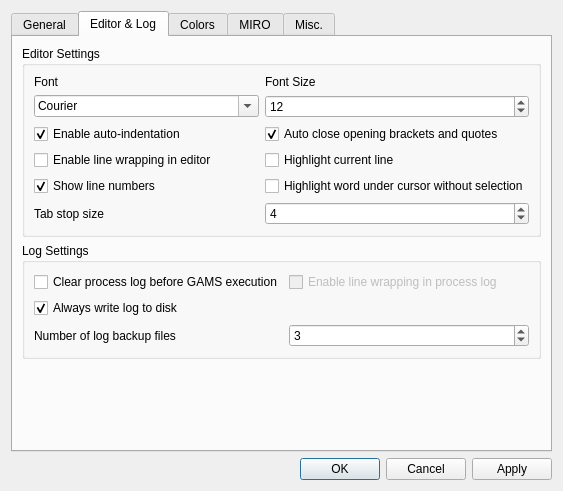
First picture: the form in src/settingsdialog.ui, repository GAMS-dev/studio, before the edit.
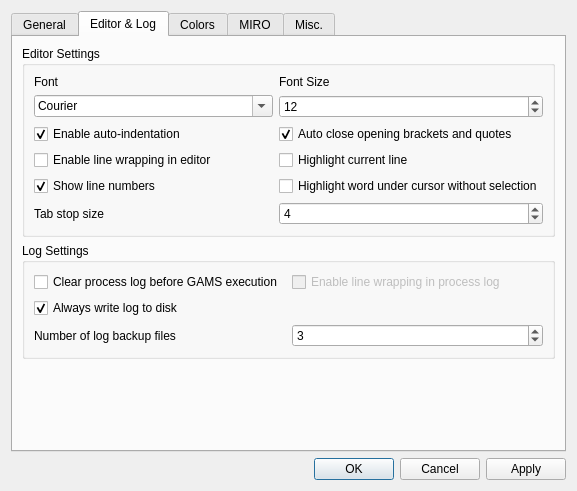
Second picture: the form after the edit. The open tabs and pages were chosen to show the change.

Commit message: fixed boxing of cb_linewrap_editor

Diff of the .ui file:
```diff
--- a/src/settingsdialog.ui
+++ b/src/settingsdialog.ui
@@ -6,7 +6,7 @@
    <rect>
     <x>0</x>
     <y>0</y>
-    <width>563</width>
+    <width>577</width>
     <height>491</height>
    </rect>
   </property>
@@ -296,28 +296,6 @@
             </property>
            </widget>
           </item>
-          <item row="5" column="0">
-           <widget class="QCheckBox" name="cb_linewrap_editor">
-            <property name="enabled">
-             <bool>true</bool>
-            </property>
-            <property name="sizePolicy">
-             <sizepolicy hsizetype="Minimum" vsizetype="Preferred">
-              <horstretch>0</horstretch>
-              <verstretch>0</verstretch>
-             </sizepolicy>
-            </property>
-            <property name="text">
-             <string>Enable line wrapping in editor</string>
-            </property>
-            <property name="checkable">
-             <bool>true</bool>
-            </property>
-            <property name="checked">
-             <bool>false</bool>
-            </property>
-           </widget>
-          </item>
           <item row="7" column="0">
            <widget class="QCheckBox" name="cb_showlinenr">
             <property name="enabled">
@@ -408,6 +386,22 @@
             </property>
            </widget>
           </item>
+          <item row="5" column="0" colspan="2">
+           <widget class="QCheckBox" name="cb_linewrap_editor">
+            <property name="enabled">
+             <bool>true</bool>
+            </property>
+            <property name="text">
+             <string>Enable line wrapping in editor</string>
+            </property>
+            <property name="checkable">
+             <bool>true</bool>
+            </property>
+            <property name="checked">
+             <bool>false</bool>
+            </property>
+           </widget>
+          </item>
          </layout>
         </widget>
        </item>
```
Left out of the diff: 4 changed lines with no effect on the pictures.
